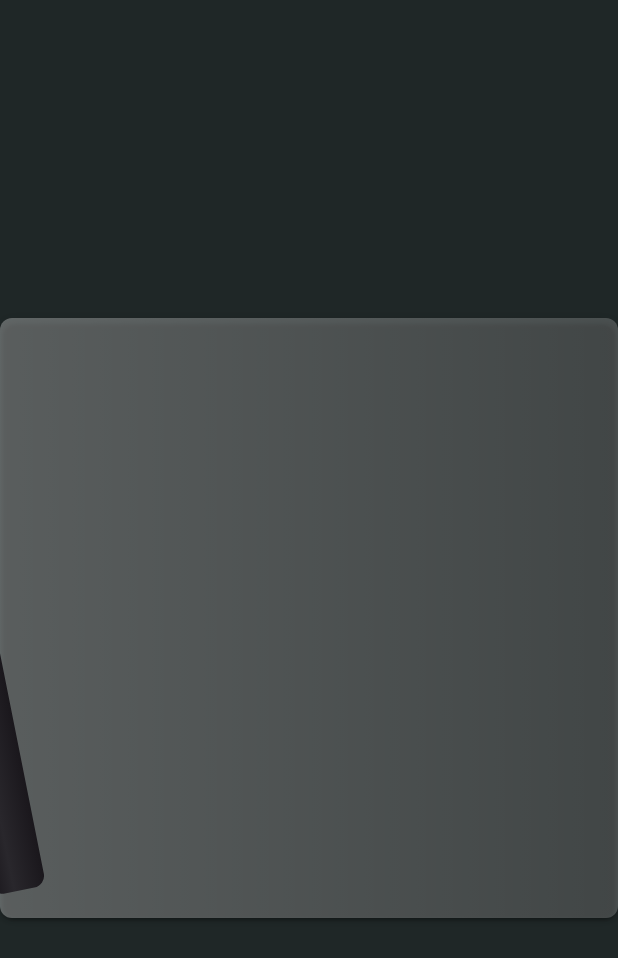
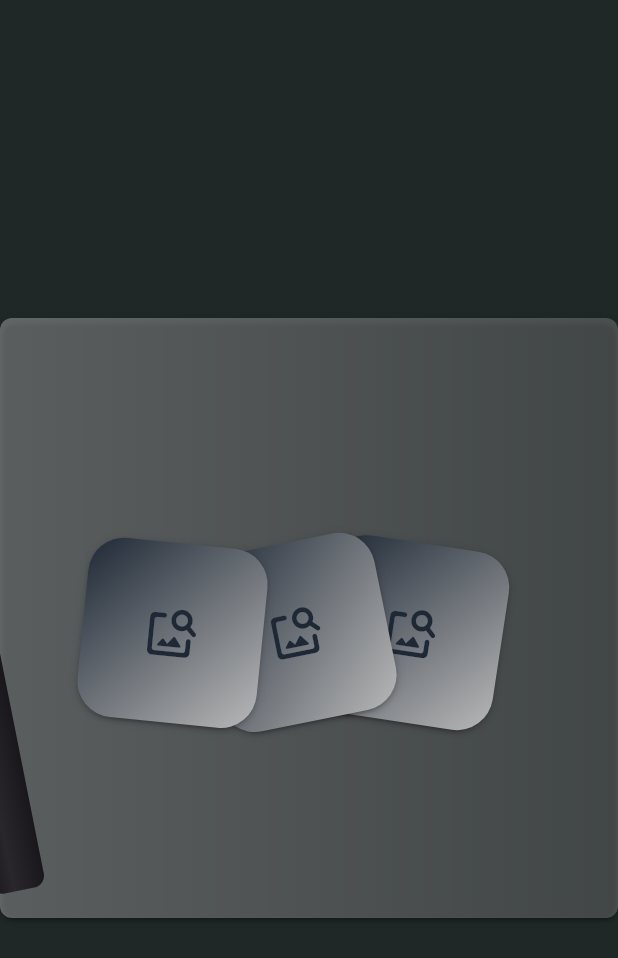
Before and after one commit to Brunobnahorny/magic_revealing_wand, a Flutter app: the screen it shows after launch, on a phone screen of 412 x 824 dp. Shown: the top 958 px of the screen. Run offline on Flutter 3.47's test engine with Material 2 defaults, Android fonts, the phone set to English and light mode, and no system bars.

Commit message:
implemented card image swapping

```diff
--- a/lib/magic_wand_area/magic_wand_area_widget.dart
+++ b/lib/magic_wand_area/magic_wand_area_widget.dart
@@ -13,6 +13,7 @@ class MagicWandArea extends StatefulWidget {
 
 class _MagicWandAreaState extends State<MagicWandArea> {
   final mouseEvent = ValueNotifier<PointerHoverEvent?>(null);
+  final wandPositionNotifier = ValueNotifier<Offset>(Offset.zero);
 
   @override
   Widget build(BuildContext context) {
@@ -24,13 +25,15 @@ class _MagicWandAreaState extends State<MagicWandArea> {
           },
           child: Stack(
             children: [
+              MagicCards(
+                mouseEvent: mouseEvent,
+                constraints: constraints,
+                wandPositionNotifier: wandPositionNotifier,
+              ),
               WandMouseAnimation(
                 mouseEvent: mouseEvent,
                 constraints: constraints,
-              ),
-              MagicCards(
-                mouseEvent: mouseEvent,
-                constraints: constraints,
+                wandPositionNotifier: wandPositionNotifier,
               ),
             ],
           ),
--- a/lib/magic_wand_area/widgets/magic_cards_widget.dart
+++ b/lib/magic_wand_area/widgets/magic_cards_widget.dart
@@ -3,16 +3,180 @@ import 'package:flutter/material.dart';
 
 class MagicCards extends StatelessWidget {
   final ValueNotifier<PointerHoverEvent?> mouseEvent;
+  final ValueNotifier<Offset> wandPositionNotifier;
   final BoxConstraints constraints;
 
   const MagicCards({
     super.key,
     required this.mouseEvent,
+    required this.wandPositionNotifier,
     required this.constraints,
   });
 
   @override
   Widget build(BuildContext context) {
-    return Container();
+    return LayoutBuilder(
+      builder: (context, constraints) {
+        final centerPosition = constraints.biggest.center(Offset.zero);
+        final firstPosition = centerPosition + const Offset(-80, 0);
+        final secondPosition = centerPosition + const Offset(0, 0);
+        final thirdPosition = centerPosition + const Offset(80, 0);
+        return Stack(
+          children: [
+            MagicCard(
+              rotation: 0.15,
+              position: thirdPosition,
+              wandPositionNotifier: wandPositionNotifier,
+              imageAssetPath: 'assets/tower.jpg',
+            ),
+            MagicCard(
+              rotation: -0.2,
+              position: secondPosition,
+              wandPositionNotifier: wandPositionNotifier,
+              imageAssetPath: 'assets/swans.jpg',
+            ),
+            MagicCard(
+              rotation: 0.1,
+              position: firstPosition,
+              wandPositionNotifier: wandPositionNotifier,
+              imageAssetPath: 'assets/paintings.jpg',
+            ),
+          ],
+        );
+      },
+    );
   }
 }
+
+class MagicCard extends StatelessWidget {
+  final double rotation;
+  final Offset position;
+  final ValueNotifier<Offset> wandPositionNotifier;
+  final String imageAssetPath;
+
+  const MagicCard({
+    super.key,
+    required this.rotation,
+    required this.position,
+    required this.wandPositionNotifier,
+    required this.imageAssetPath,
+  });
+
+  @override
+  Widget build(BuildContext context) {
+    final transformMatrix = Transform.rotate(
+          angle: rotation,
+        ).transform *
+        Transform.translate(
+          offset: Offset(rotation * -10, 0),
+        ).transform;
+
+    return Positioned(
+      top: position.dy - 50,
+      left: position.dx - 70,
+      child: Container(
+        height: 120,
+        width: 120,
+        transform: transformMatrix,
+        transformAlignment: Alignment.center,
+        decoration: BoxDecoration(
+          borderRadius: BorderRadius.circular(24),
+          boxShadow: kElevationToShadow[2],
+          gradient: const LinearGradient(
+            colors: [
+              Color(0xFF1F2936),
+              Color(0xFFB8B8B8),
+            ],
+            begin: Alignment.topLeft,
+            end: Alignment.bottomRight,
+          ),
+        ),
+        child: ClipRRect(
+          borderRadius: BorderRadius.circular(24),
+          child: MagicCardContent(
+            position: position,
+            wandPositionNotifier: wandPositionNotifier,
+            imageAssetPath: imageAssetPath,
+          ),
+        ),
+      ),
+    );
+  }
+}
+
+class MagicCardContent extends StatelessWidget {
+  final Offset position;
+  final ValueNotifier<Offset> wandPositionNotifier;
+  final String imageAssetPath;
+
+  const MagicCardContent({
+    super.key,
+    required this.position,
+    required this.wandPositionNotifier,
+    required this.imageAssetPath,
+  });
+
+  @override
+  Widget build(BuildContext context) {
+    return ValueListenableBuilder(
+      valueListenable: wandPositionNotifier,
+      builder: (
+        BuildContext context,
+        Offset wandPosition,
+        Widget? child,
+      ) {
+        return AnimatedCrossFade(
+          duration: const Duration(
+            milliseconds: 200,
+          ),
+          crossFadeState: wandPosition.dx > position.dx
+              ? CrossFadeState.showFirst
+              : CrossFadeState.showSecond,
+          firstChild: Stack(
+            children: [
+              Image.asset(
+                imageAssetPath,
+                fit: BoxFit.cover,
+                isAntiAlias: true,
+                height: 120,
+                width: 120,
+              ),
+              Container(
+                decoration: const BoxDecoration(
+                  gradient: LinearGradient(
+                    colors: [
+                      Color(0x33B8B8B8),
+                      Color(0x33EEBE2D),
+                    ],
+                  ),
+                ),
+              ),
+            ],
+          ),
+          secondChild: const Icon(
+            Icons.image_search_rounded,
+            color: Color(0xFF1F2936),
+            size: 38,
+          ),
+          alignment: Alignment.center,
+          layoutBuilder: crossFadeLayoutBuilder,
+        );
+      },
+    );
+  }
+
+  Widget crossFadeLayoutBuilder(
+    Widget topChild,
+    Key topChildKey,
+    Widget bottomChild,
+    Key bottomChildKey,
+  ) {
+    return Stack(
+      alignment: Alignment.center,
+      children: [
+        topChild,
+        bottomChild,
+      ],
+    );
+  }
+}
--- a/lib/magic_wand_area/widgets/wand_mouse_animation.dart
+++ b/lib/magic_wand_area/widgets/wand_mouse_animation.dart
@@ -5,11 +5,13 @@ import 'wand_painter_widget.dart';
 
 class WandMouseAnimation extends StatefulWidget {
   final ValueNotifier<PointerHoverEvent?> mouseEvent;
+  final ValueNotifier<Offset> wandPositionNotifier;
   final BoxConstraints constraints;
 
   const WandMouseAnimation({
     super.key,
     required this.mouseEvent,
+    required this.wandPositionNotifier,
     required this.constraints,
   });
 
@@ -54,6 +56,7 @@ class _WandMouseAnimationState extends State<WandMouseAnimation> {
           return CustomPaint(
             painter: WandPainter(
               wandPosition: tweenValue,
+              wandPositionNotifier: widget.wandPositionNotifier,
             ),
             size: widget.constraints.biggest,
           );
--- a/lib/magic_wand_area/widgets/wand_painter_widget.dart
+++ b/lib/magic_wand_area/widgets/wand_painter_widget.dart
@@ -2,10 +2,12 @@ import 'package:flutter/material.dart';
 import 'dart:math';
 
 class WandPainter extends CustomPainter {
+  final ValueNotifier<Offset> wandPositionNotifier;
   final Offset wandPosition;
 
   WandPainter({
     required this.wandPosition,
+    required this.wandPositionNotifier,
   });
 
   void drawRotated({
@@ -33,7 +35,7 @@ class WandPainter extends CustomPainter {
         (-rotationRange / 2) + wandXByScreen.clamp(0, 1) * rotationRange;
     final stops = <double>[0, linearGradientMiddle, 1];
     final positionWandy =
-        (size.height * 0.16) + wandPosition.dy * 0.56 + (size.height / 2);
+        (size.height * 0.16) + wandPosition.dy * 0.52 + (size.height / 2);
     final positionWandCenter = Offset(positionWandX, positionWandy);
     const double wandWidth = 36;
     final wandRotation = rotationInWand;
@@ -88,6 +90,11 @@ class WandPainter extends CustomPainter {
         ],
       ).createShader(wandHeadRect);
 
+    //sets wand notifier
+    WidgetsBinding.instance.addPostFrameCallback((_) {
+      wandPositionNotifier.value = positionWandCenter;
+    });
+
     drawRotated(
       canvas: canvas,
       center: positionWandCenter,
```
Also changed, not shown: pubspec.yaml (+4 -3 lines), assets/paintings.jpg (added), assets/swans.jpg (added), assets/tower.jpg (added).
